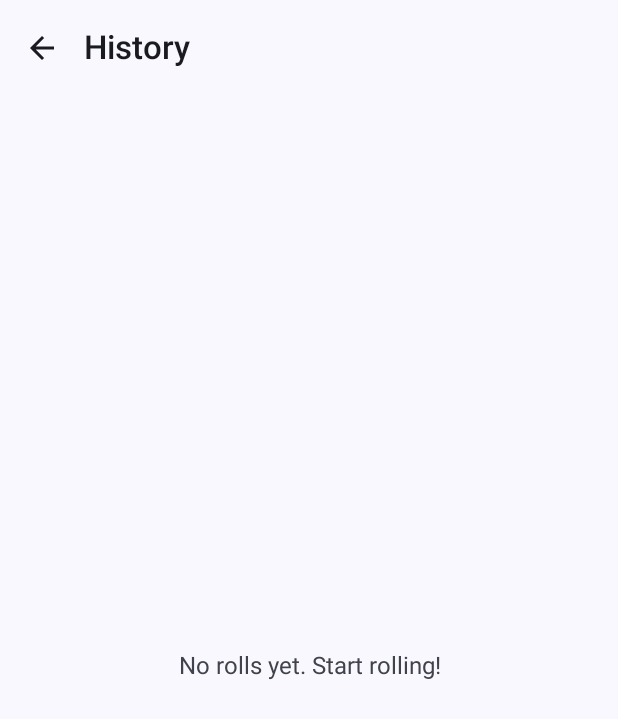
After one commit to vedatbasboga/DiceRollerGame, an Android app built with Jetpack Compose: the HistoryScreen screen opened through its navigation route, on a phone screen of 412 x 824 dp. The commit adds this screen. Shown: the top 719 px of the screen. Run offline under Robolectric (Android 15) with nearby library versions, the light colour scheme and no system bars.

Commit message:
Add roll history screen, shared ViewModel state, and unit tests

```diff
--- a/app/src/main/java/com/vedatbasboga/dicerollergame/model/Dice.kt
+++ b/app/src/main/java/com/vedatbasboga/dicerollergame/model/Dice.kt
@@ -3,3 +3,9 @@ package com.vedatbasboga.dicerollergame.model
 data class Dice(val sides: Int = 6) {
     fun roll(): Int = (1..sides).random()
 }
+
+data class RollRecord(
+    val results: List<Int>,
+    val total: Int = results.sum(),
+    val timestamp: Long = System.currentTimeMillis()
+)
--- a/app/src/main/java/com/vedatbasboga/dicerollergame/ui/navigation/NavGraph.kt
+++ b/app/src/main/java/com/vedatbasboga/dicerollergame/ui/navigation/NavGraph.kt
@@ -1,15 +1,21 @@
 package com.vedatbasboga.dicerollergame.ui.navigation
 
 import androidx.compose.runtime.Composable
+import androidx.compose.runtime.remember
+import androidx.lifecycle.viewmodel.compose.viewModel
 import androidx.navigation.NavHostController
 import androidx.navigation.compose.NavHost
 import androidx.navigation.compose.composable
+import com.vedatbasboga.dicerollergame.ui.screen.HistoryScreen
 import com.vedatbasboga.dicerollergame.ui.screen.HomeScreen
 import com.vedatbasboga.dicerollergame.ui.screen.OneDiceScreen
 import com.vedatbasboga.dicerollergame.ui.screen.TwoDiceScreen
+import com.vedatbasboga.dicerollergame.viewmodel.DiceViewModel
 
 @Composable
 fun DiceRollerNavGraph(navController: NavHostController) {
+    val diceViewModel: DiceViewModel = viewModel()
+
     NavHost(
         navController = navController,
         startDestination = Screen.Home.route
@@ -17,17 +23,27 @@ fun DiceRollerNavGraph(navController: NavHostController) {
         composable(Screen.Home.route) {
             HomeScreen(
                 onNavigateToOneDice = { navController.navigate(Screen.OneDice.route) },
-                onNavigateToTwoDice = { navController.navigate(Screen.TwoDice.route) }
+                onNavigateToTwoDice = { navController.navigate(Screen.TwoDice.route) },
+                onNavigateToHistory = { navController.navigate(Screen.History.route) },
+                historyCount = diceViewModel.uiState.value.totalRolls
             )
         }
         composable(Screen.OneDice.route) {
             OneDiceScreen(
-                onNavigateBack = { navController.popBackStack() }
+                onNavigateBack = { navController.popBackStack() },
+                viewModel = diceViewModel
             )
         }
         composable(Screen.TwoDice.route) {
             TwoDiceScreen(
-                onNavigateBack = { navController.popBackStack() }
+                onNavigateBack = { navController.popBackStack() },
+                viewModel = diceViewModel
+            )
+        }
+        composable(Screen.History.route) {
+            HistoryScreen(
+                onNavigateBack = { navController.popBackStack() },
+                viewModel = diceViewModel
             )
         }
     }
--- a/app/src/main/java/com/vedatbasboga/dicerollergame/ui/navigation/Routes.kt
+++ b/app/src/main/java/com/vedatbasboga/dicerollergame/ui/navigation/Routes.kt
@@ -4,4 +4,5 @@ sealed class Screen(val route: String) {
     data object Home : Screen("home")
     data object OneDice : Screen("one_dice")
     data object TwoDice : Screen("two_dice")
+    data object History : Screen("history")
 }
--- /dev/null
+++ b/app/src/main/java/com/vedatbasboga/dicerollergame/ui/screen/HistoryScreen.kt
@@ -0,0 +1,184 @@
+package com.vedatbasboga.dicerollergame.ui.screen
+
+import androidx.compose.animation.AnimatedVisibility
+import androidx.compose.animation.fadeIn
+import androidx.compose.animation.fadeOut
+import androidx.compose.foundation.Image
+import androidx.compose.foundation.layout.Arrangement
+import androidx.compose.foundation.layout.Box
+import androidx.compose.foundation.layout.Column
+import androidx.compose.foundation.layout.Row
+import androidx.compose.foundation.layout.Spacer
+import androidx.compose.foundation.layout.fillMaxSize
+import androidx.compose.foundation.layout.fillMaxWidth
+import androidx.compose.foundation.layout.height
+import androidx.compose.foundation.layout.padding
+import androidx.compose.foundation.layout.size
+import androidx.compose.foundation.layout.width
+import androidx.compose.foundation.lazy.LazyColumn
+import androidx.compose.foundation.lazy.itemsIndexed
+import androidx.compose.material.icons.Icons
+import androidx.compose.material.icons.automirrored.filled.ArrowBack
+import androidx.compose.material.icons.filled.Delete
+import androidx.compose.material3.Card
+import androidx.compose.material3.CardDefaults
+import androidx.compose.material3.ExperimentalMaterial3Api
+import androidx.compose.material3.Icon
+import androidx.compose.material3.IconButton
+import androidx.compose.material3.MaterialTheme
+import androidx.compose.material3.Scaffold
+import androidx.compose.material3.Text
+import androidx.compose.material3.TopAppBar
+import androidx.compose.material3.TopAppBarDefaults
+import androidx.compose.runtime.Composable
+import androidx.compose.runtime.getValue
+import androidx.compose.ui.Alignment
+import androidx.compose.ui.Modifier
+import androidx.compose.ui.res.painterResource
+import androidx.compose.ui.res.stringResource
+import androidx.compose.ui.text.style.TextAlign
+import androidx.compose.ui.unit.dp
+import androidx.lifecycle.compose.collectAsStateWithLifecycle
+import com.vedatbasboga.dicerollergame.R
+import com.vedatbasboga.dicerollergame.model.RollRecord
+import com.vedatbasboga.dicerollergame.ui.component.diceDrawables
+import com.vedatbasboga.dicerollergame.viewmodel.DiceViewModel
+
+@OptIn(ExperimentalMaterial3Api::class)
+@Composable
+fun HistoryScreen(
+    onNavigateBack: () -> Unit,
+    viewModel: DiceViewModel
+) {
+    val uiState by viewModel.uiState.collectAsStateWithLifecycle()
+
+    Scaffold(
+        topBar = {
+            TopAppBar(
+                title = {
+                    Text(
+                        text = stringResource(R.string.History),
+                        style = MaterialTheme.typography.titleLarge
+                    )
+                },
+                navigationIcon = {
+                    IconButton(onClick = onNavigateBack) {
+                        Icon(
+                            imageVector = Icons.AutoMirrored.Filled.ArrowBack,
+                            contentDescription = "Back"
+                        )
+                    }
+                },
+                actions = {
+                    if (uiState.history.isNotEmpty()) {
+                        IconButton(onClick = { viewModel.clearHistory() }) {
+                            Icon(
+                                imageVector = Icons.Default.Delete,
+                                contentDescription = stringResource(R.string.clear_history)
+                            )
+                        }
+                    }
+                },
+                colors = TopAppBarDefaults.topAppBarColors(
+                    containerColor = MaterialTheme.colorScheme.surface
+                )
+            )
+        }
+    ) { innerPadding ->
+        Column(
+            modifier = Modifier
+                .fillMaxSize()
+                .padding(innerPadding)
+        ) {
+            if (uiState.history.isNotEmpty()) {
+                Text(
+                    text = stringResource(R.string.total_rolls, uiState.totalRolls),
+                    style = MaterialTheme.typography.labelLarge,
+                    color = MaterialTheme.colorScheme.onSurfaceVariant,
+                    modifier = Modifier.padding(horizontal = 16.dp, vertical = 8.dp)
+                )
+            }
+
+            AnimatedVisibility(
+                visible = uiState.history.isEmpty(),
+                enter = fadeIn(),
+                exit = fadeOut()
+            ) {
+                Box(
+                    modifier = Modifier.fillMaxSize(),
+                    contentAlignment = Alignment.Center
+                ) {
+                    Text(
+                        text = stringResource(R.string.no_history),
+                        style = MaterialTheme.typography.bodyLarge,
+                        color = MaterialTheme.colorScheme.onSurfaceVariant,
+                        textAlign = TextAlign.Center
+                    )
+                }
+            }
+
+            LazyColumn(
+                modifier = Modifier.fillMaxSize(),
+                verticalArrangement = Arrangement.spacedBy(8.dp),
+                contentPadding = androidx.compose.foundation.layout.PaddingValues(16.dp)
+            ) {
+                itemsIndexed(uiState.history) { index, record ->
+                    HistoryItem(
+                        rollNumber = uiState.totalRolls - index,
+                        record = record
+                    )
+                }
+            }
+        }
+    }
+}
+
+@Composable
+private fun HistoryItem(
+    rollNumber: Int,
+    record: RollRecord
+) {
+    Card(
+        modifier = Modifier.fillMaxWidth(),
+        colors = CardDefaults.cardColors(
+            containerColor = MaterialTheme.colorScheme.surfaceVariant
+        )
+    ) {
+        Row(
+            modifier = Modifier
+                .fillMaxWidth()
+                .padding(12.dp),
+            verticalAlignment = Alignment.CenterVertically
+        ) {
+            Text(
+                text = stringResource(R.string.roll_number, rollNumber),
+                style = MaterialTheme.typography.labelLarge,
+                color = MaterialTheme.colorScheme.primary,
+                modifier = Modifier.width(48.dp)
+            )
+
+            Row(
+                modifier = Modifier.weight(1f),
+                horizontalArrangement = Arrangement.Center
+            ) {
+                record.results.forEach { result ->
+                    Image(
+                        painter = painterResource(id = diceDrawables[result - 1]),
+                        contentDescription = "Dice $result",
+                        modifier = Modifier
+                            .size(40.dp)
+                            .padding(horizontal = 4.dp)
+                    )
+                }
+            }
+
+            if (record.results.size > 1) {
+                Text(
+                    text = stringResource(R.string.total_label, record.total),
+                    style = MaterialTheme.typography.bodyMedium,
+                    color = MaterialTheme.colorScheme.onSurfaceVariant
+                )
+            }
+        }
+    }
+}
--- a/app/src/main/java/com/vedatbasboga/dicerollergame/ui/screen/HomeScreen.kt
+++ b/app/src/main/java/com/vedatbasboga/dicerollergame/ui/screen/HomeScreen.kt
@@ -37,7 +37,9 @@ import kotlinx.coroutines.delay
 @Composable
 fun HomeScreen(
     onNavigateToOneDice: () -> Unit,
-    onNavigateToTwoDice: () -> Unit
+    onNavigateToTwoDice: () -> Unit,
+    onNavigateToHistory: () -> Unit,
+    historyCount: Int = 0
 ) {
     var visible by remember { mutableStateOf(false) }
 
@@ -92,6 +94,20 @@ fun HomeScreen(
                         description = "\uD83C\uDFB2 \uD83C\uDFB2",
                         onClick = onNavigateToTwoDice
                     )
+
+                    Spacer(modifier = Modifier.height(16.dp))
+
+                    MenuCard(
+                        title = stringResource(R.string.History),
+                        description = if (historyCount > 0) {
+                            "$historyCount \uD83C\uDFAF"
+                        } else {
+                            "\uD83D\uDCCB"
+                        },
+                        onClick = onNavigateToHistory,
+                        containerColor = MaterialTheme.colorScheme.secondaryContainer,
+                        contentColor = MaterialTheme.colorScheme.onSecondaryContainer
+                    )
                 }
             }
         }
@@ -102,7 +118,9 @@ fun HomeScreen(
 private fun MenuCard(
     title: String,
     description: String,
-    onClick: () -> Unit
+    onClick: () -> Unit,
+    containerColor: androidx.compose.ui.graphics.Color = MaterialTheme.colorScheme.primaryContainer,
+    contentColor: androidx.compose.ui.graphics.Color = MaterialTheme.colorScheme.onPrimaryContainer
 ) {
     Card(
         onClick = onClick,
@@ -110,7 +128,7 @@ private fun MenuCard(
             .fillMaxWidth()
             .height(80.dp),
         colors = CardDefaults.cardColors(
-            containerColor = MaterialTheme.colorScheme.primaryContainer
+            containerColor = containerColor
         ),
         elevation = CardDefaults.cardElevation(defaultElevation = 4.dp)
     ) {
@@ -124,7 +142,7 @@ private fun MenuCard(
             Text(
                 text = title,
                 style = MaterialTheme.typography.titleLarge,
-                color = MaterialTheme.colorScheme.onPrimaryContainer
+                color = contentColor
             )
             Text(
                 text = description,
--- a/app/src/main/java/com/vedatbasboga/dicerollergame/ui/screen/OneDiceScreen.kt
+++ b/app/src/main/java/com/vedatbasboga/dicerollergame/ui/screen/OneDiceScreen.kt
@@ -27,7 +27,6 @@ import androidx.compose.ui.platform.LocalContext
 import androidx.compose.ui.res.stringResource
 import androidx.compose.ui.unit.dp
 import androidx.lifecycle.compose.collectAsStateWithLifecycle
-import androidx.lifecycle.viewmodel.compose.viewModel
 import com.vedatbasboga.dicerollergame.R
 import com.vedatbasboga.dicerollergame.ui.component.AnimatedDiceImage
 import com.vedatbasboga.dicerollergame.ui.component.RollButton
@@ -37,7 +36,7 @@ import com.vedatbasboga.dicerollergame.viewmodel.DiceViewModel
 @Composable
 fun OneDiceScreen(
     onNavigateBack: () -> Unit,
-    viewModel: DiceViewModel = viewModel()
+    viewModel: DiceViewModel
 ) {
     val uiState by viewModel.uiState.collectAsStateWithLifecycle()
     val context = LocalContext.current
--- a/app/src/main/java/com/vedatbasboga/dicerollergame/ui/screen/TwoDiceScreen.kt
+++ b/app/src/main/java/com/vedatbasboga/dicerollergame/ui/screen/TwoDiceScreen.kt
@@ -29,7 +29,6 @@ import androidx.compose.ui.platform.LocalContext
 import androidx.compose.ui.res.stringResource
 import androidx.compose.ui.unit.dp
 import androidx.lifecycle.compose.collectAsStateWithLifecycle
-import androidx.lifecycle.viewmodel.compose.viewModel
 import com.vedatbasboga.dicerollergame.R
 import com.vedatbasboga.dicerollergame.ui.component.AnimatedDiceImage
 import com.vedatbasboga.dicerollergame.ui.component.RollButton
@@ -39,7 +38,7 @@ import com.vedatbasboga.dicerollergame.viewmodel.DiceViewModel
 @Composable
 fun TwoDiceScreen(
     onNavigateBack: () -> Unit,
-    viewModel: DiceViewModel = viewModel()
+    viewModel: DiceViewModel
 ) {
     val uiState by viewModel.uiState.collectAsStateWithLifecycle()
     val context = LocalContext.current
--- a/app/src/main/res/values/strings.xml
+++ b/app/src/main/res/values/strings.xml
@@ -3,5 +3,10 @@
     <string name="One_Dice">One Dice</string>
     <string name="Two_Dice">Two Dice</string>
     <string name="Roll">Roll</string>
-
+    <string name="History">History</string>
+    <string name="total_rolls">Total Rolls: %d</string>
+    <string name="no_history">No rolls yet. Start rolling!</string>
+    <string name="clear_history">Clear</string>
+    <string name="roll_number">#%d</string>
+    <string name="total_label">Total: %d</string>
 </resources>
```
Also changed, not shown: app/src/main/java/com/vedatbasboga/dicerollergame/viewmodel/DiceViewModel.kt (+27 -4 lines), 6 other files.
